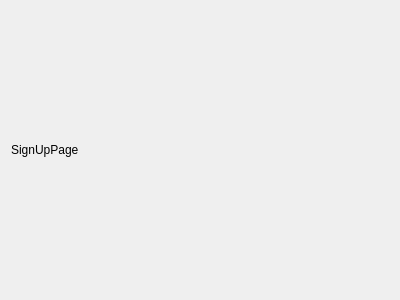
triplq/server-test, file client/signuppage.ui: the form before one commit.
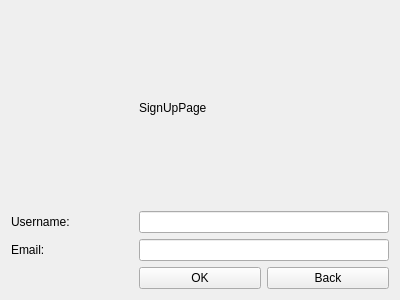
The form after the commit.

```diff
--- a/client/signuppage.ui
+++ b/client/signuppage.ui
@@ -14,13 +14,47 @@
    <string>Form</string>
   </property>
   <layout class="QGridLayout" name="gridLayout">
-   <item row="0" column="0">
+   <item row="0" column="1">
     <widget class="QLabel" name="label">
      <property name="text">
       <string>SignUpPage</string>
      </property>
     </widget>
    </item>
+   <item row="2" column="0">
+    <widget class="QLabel" name="emailLabel">
+     <property name="text">
+      <string>Email:</string>
+     </property>
+    </widget>
+   </item>
+   <item row="1" column="0">
+    <widget class="QLabel" name="usernameLabel">
+     <property name="text">
+      <string>Username:</string>
+     </property>
+    </widget>
+   </item>
+   <item row="3" column="1">
+    <widget class="QPushButton" name="okButton">
+     <property name="text">
+      <string>OK</string>
+     </property>
+    </widget>
+   </item>
+   <item row="3" column="2">
+    <widget class="QPushButton" name="backButton">
+     <property name="text">
+      <string>Back</string>
+     </property>
+    </widget>
+   </item>
+   <item row="2" column="1" colspan="2">
+    <widget class="QLineEdit" name="emailEdit"/>
+   </item>
+   <item row="1" column="1" colspan="2">
+    <widget class="QLineEdit" name="usernameEdit"/>
+   </item>
   </layout>
  </widget>
  <resources/>
```
